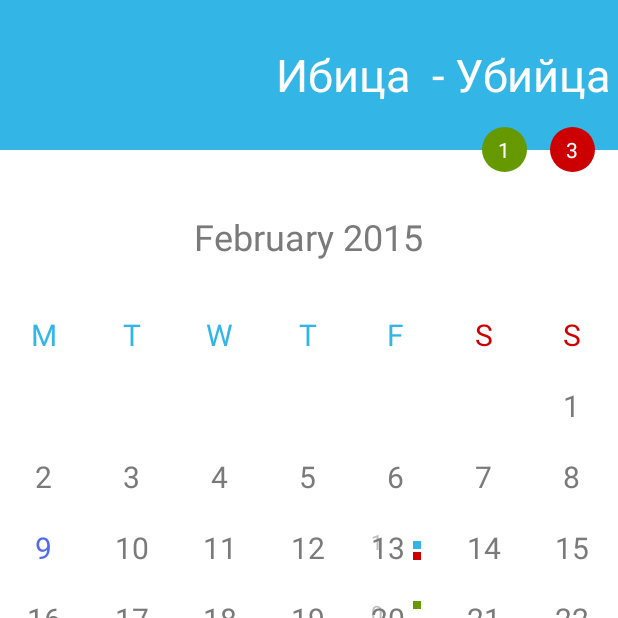
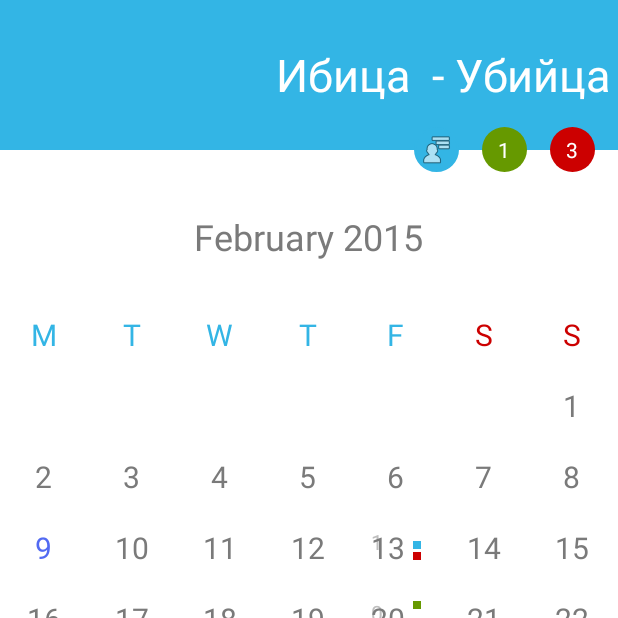
Before and after one commit to ziggyzaggy/schedulator, an Android app: the CalendarView screen opened directly, with no data from a screen before it, on a phone screen of 412 x 824 dp, the top half of it. Run offline under Robolectric (Android 15) with nearby library versions, the phone set to English and light mode, and no system bars; 3 statements that could not run were skipped.

Commit message:
friendlist drawable icon and button, added DRAWERS! distinguish between right and left drawer open/close callbacks

```diff
--- a/app/src/main/java/com/examples/android/calendar/CalendarView.java
+++ b/app/src/main/java/com/examples/android/calendar/CalendarView.java
@@ -20,11 +20,15 @@ import android.app.Activity;
 import android.content.Context;
 import android.content.Intent;
 import android.graphics.Color;
+import android.graphics.Rect;
 import android.opengl.Visibility;
 import android.os.Bundle;
 import android.os.Handler;
 import android.os.Vibrator;
+import android.support.v4.app.ActionBarDrawerToggle;
+import android.support.v4.widget.DrawerLayout;
 import android.view.DragEvent;
+import android.view.Gravity;
 import android.view.MotionEvent;
 import android.view.SoundEffectConstants;
 import android.view.View;
@@ -36,6 +40,7 @@ import android.widget.AdapterView;
 import android.widget.AdapterView.OnItemClickListener;
 import android.widget.GridView;
 import android.widget.LinearLayout;
+import android.widget.ListView;
 import android.widget.RelativeLayout;
 import android.widget.TextView;
 import android.util.Log;
@@ -72,6 +77,10 @@ public class CalendarView extends Activity {
 
     private TextView titleText;
     private float x1,x2;
+
+    private Boolean isRightDrawerOpened;
+
+    private DrawerLayout mDrawerLayout;
     static final int MIN_DISTANCE = 150;
 
 	public void onCreate(Bundle savedInstanceState) {
@@ -80,6 +89,8 @@ public class CalendarView extends Activity {
 	    month = Calendar.getInstance();
 	    onNewIntent(getIntent());
 
+        mDrawerLayout = (DrawerLayout) findViewById(R.id.friends_drawer);
+        isRightDrawerOpened = false;
 
         final Animation animFromRight = AnimationUtils.loadAnimation(getApplicationContext(), R.anim.from_right);
         final Animation animFromLeft = AnimationUtils.loadAnimation(getApplicationContext(), R.anim.from_left);
@@ -105,25 +116,6 @@ public class CalendarView extends Activity {
             e.printStackTrace();
         }
 
-        //deprecated next prev controls
-      /*  TextView previous  = (TextView) findViewById(R.id.previous);
-	    previous.setOnClickListener(new OnClickListener() {
-
-			@Override
-			public void onClick(View v) {
-				prevMonth();
-			}
-		});
-
-	    TextView next  = (TextView) findViewById(R.id.next);
-	    next.setOnClickListener(new OnClickListener() {
-
-			@Override
-			public void onClick(View v) {
-            nextMonth();
-
-			}
-		});*/
 
 		gridview.setOnItemClickListener(new OnItemClickListener() {
 		    public void onItemClick(AdapterView<?> parent, View v, int position, long id) {
@@ -250,6 +242,45 @@ public class CalendarView extends Activity {
                 Toast.makeText(getApplicationContext(), "Red circle clicked", Toast.LENGTH_SHORT).show();
             }
         });
+
+        TextView friendCircle = (TextView) findViewById(R.id.circle_friends);
+        friendCircle.setOnClickListener(new OnClickListener() {
+            @Override
+            public void onClick(View v) {
+                mDrawerLayout.openDrawer(Gravity.END);
+            }
+        });
+
+        //set drawer listener to distinguish between right and left drawer closes
+        mDrawerLayout.setDrawerListener(new ActionBarDrawerToggle(this, mDrawerLayout, R.drawable.circle_friends, R.string.drawer_open_desc, R.string.drawer_close_desc){
+            public void onDrawerOpened(View view){
+                super.onDrawerOpened(view);
+
+                ListView lw = (ListView) findViewById(R.id.right_drawer);
+                LinearLayout mainLayout = (LinearLayout) findViewById(R.id.mainLayoutContainer);
+
+                Rect bounds = new Rect();
+                //get bounds of main view
+                mainLayout.getHitRect(bounds);
+                //if right drawer in bounds of main view
+                if(lw.getLocalVisibleRect(bounds)){
+                    Toast.makeText(getApplicationContext(), "Drawer RIGHT", Toast.LENGTH_SHORT).show();
+                    isRightDrawerOpened = true;
+                }
+
+            }
+
+            public void onDrawerClosed(View view){
+                super.onDrawerClosed(view);
+                if(isRightDrawerOpened){
+                    Toast.makeText(getApplicationContext(), "Drawer RIGHT closed", Toast.LENGTH_SHORT).show();
+                    isRightDrawerOpened = false;
+                }
+
+            }
+
+        });
+
 	}
 
 
--- /dev/null
+++ b/app/src/main/res/drawable/circle_friends.xml
@@ -0,0 +1,25 @@
+<?xml version="1.0" encoding="utf-8"?>
+<layer-list xmlns:android="http://schemas.android.com/apk/res/android">
+
+    <item>
+        <shape
+            android:shape="oval">
+            <solid android:color="@color/mainBlue"/>
+            <stroke android:width="1dp" android:color="@color/mainBlue"/>
+            <size
+                android:height="30dp"
+                android:width="30dp"
+                />
+        </shape>
+    </item>
+    <item android:drawable="@drawable/ic_menu_friendslist" android:bottom="4dp" android:top="4dp" android:left="4dp" android:right="4dp">
+        <shape
+            android:shape="rectangle">
+                <size
+                    android:width="30dp"
+                    android:height="30dp">
+
+                    </size>
+            </shape>
+    </item>
+</layer-list>
--- a/app/src/main/res/layout/calendar.xml
+++ b/app/src/main/res/layout/calendar.xml
@@ -1,11 +1,22 @@
 <?xml version="1.0" encoding="utf-8"?>
+<android.support.v4.widget.DrawerLayout
+    android:id="@+id/friends_drawer"
+    android:layout_width="match_parent"
+    android:layout_height="match_parent"
+    xmlns:android="http://schemas.android.com/apk/res/android"
+
+    >
+
+
 <LinearLayout xmlns:android="http://schemas.android.com/apk/res/android"
+    android:id="@+id/mainLayoutContainer"
     android:orientation="vertical"
     android:layout_width="fill_parent"
     android:layout_height="fill_parent"
     android:padding="0dp"
     android:layout_margin="0dp"
     android:background="@color/white"
+    android:animateLayoutChanges="true"
     >
 
 <RelativeLayout
@@ -61,6 +72,18 @@
             android:gravity="center"
             android:textColor="@color/white"
             />
+    <TextView
+        android:layout_width="30dp"
+        android:layout_height="30dp"
+        android:id="@+id/circle_friends"
+        android:layout_below="@id/topBarWrapper"
+        android:layout_marginTop="-15dp"
+        android:layout_toLeftOf="@id/circle_green"
+        android:layout_marginRight="15dp"
+        android:background="@drawable/circle_friends"
+        android:gravity="center"
+        android:textColor="@color/white"
+        />
 </RelativeLayout>
 
     <ProgressBar
@@ -68,7 +91,7 @@
         android:layout_width="wrap_content"
         android:layout_height="wrap_content"
         android:layout_gravity="center"
-        android:visibility="visible"
+        android:visibility="gone"
         style="@android:style/Widget.Holo.Light.ProgressBar"
         />
 
@@ -121,7 +144,7 @@
 <GridView xmlns:android="http://schemas.android.com/apk/res/android"
     android:id="@+id/gridview"
     android:layout_width="fill_parent"
-    android:layout_height="fill_parent"
+    android:layout_height="wrap_content"
     android:background="#fff"
     android:numColumns="7"
     android:verticalSpacing="0dp"
@@ -136,3 +159,28 @@
 
 
 </LinearLayout>
+
+
+
+    <ListView
+        android:id="@+id/left_drawer"
+        android:layout_width="100dp"
+        android:layout_height="match_parent"
+        android:layout_gravity="start"
+        android:choiceMode="singleChoice"
+        android:divider="@android:color/transparent"
+        android:dividerHeight="0dp"
+        android:background="#111"/>
+
+    <ListView
+        android:id="@+id/right_drawer"
+        android:layout_width="100dp"
+        android:layout_height="match_parent"
+        android:layout_gravity="end"
+        android:choiceMode="multipleChoice"
+        android:divider="@android:color/transparent"
+        android:dividerHeight="0dp"
+        android:background="#111"/>
+
+
+</android.support.v4.widget.DrawerLayout>
--- a/app/src/main/res/values/strings.xml
+++ b/app/src/main/res/values/strings.xml
@@ -2,6 +2,9 @@
 <resources>
     <string name="hello">Open calendar</string>
     <string name="app_name">CalendarViewSample</string>
+
+    <string name="drawer_open_desc">Open</string>
+    <string name="drawer_close_desc">Close</string>
 
     <color name="text_color">#31D1F1</color>
 	<color name="white">#ffffff</color>
```
Also changed, not shown: app/src/main/res/drawable/circle_green.xml (indentation only), app/src/main/res/drawable/ic_menu_allfriends.png (added), app/src/main/res/drawable/ic_menu_friendslist.png (added), 3 other files.
